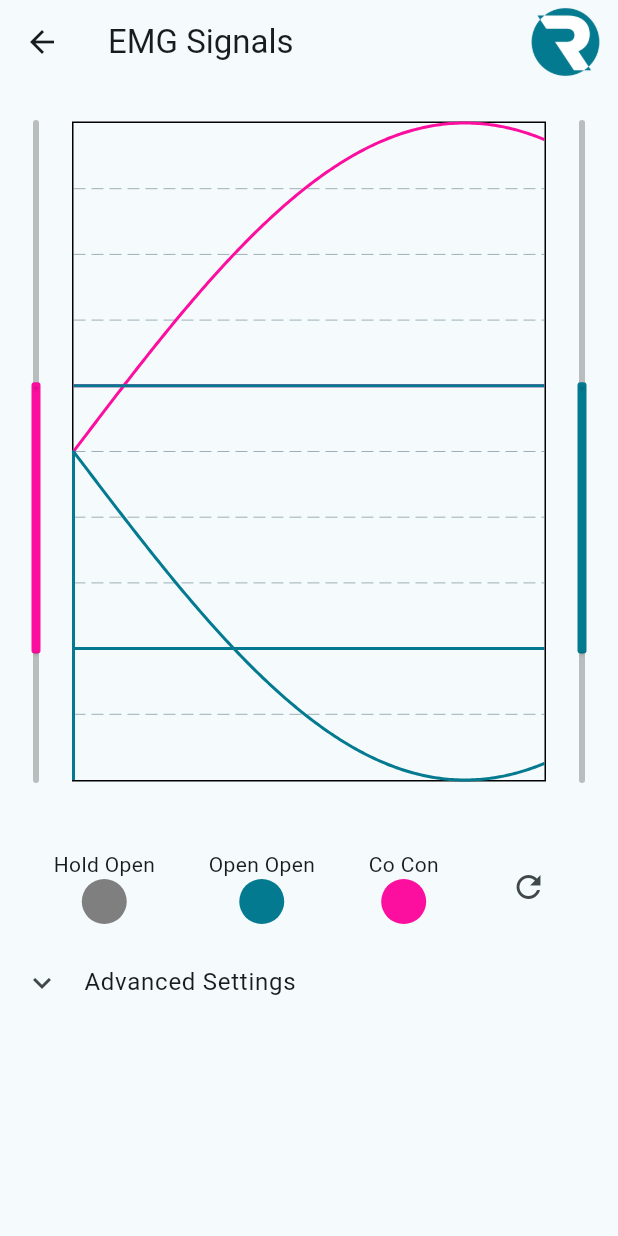
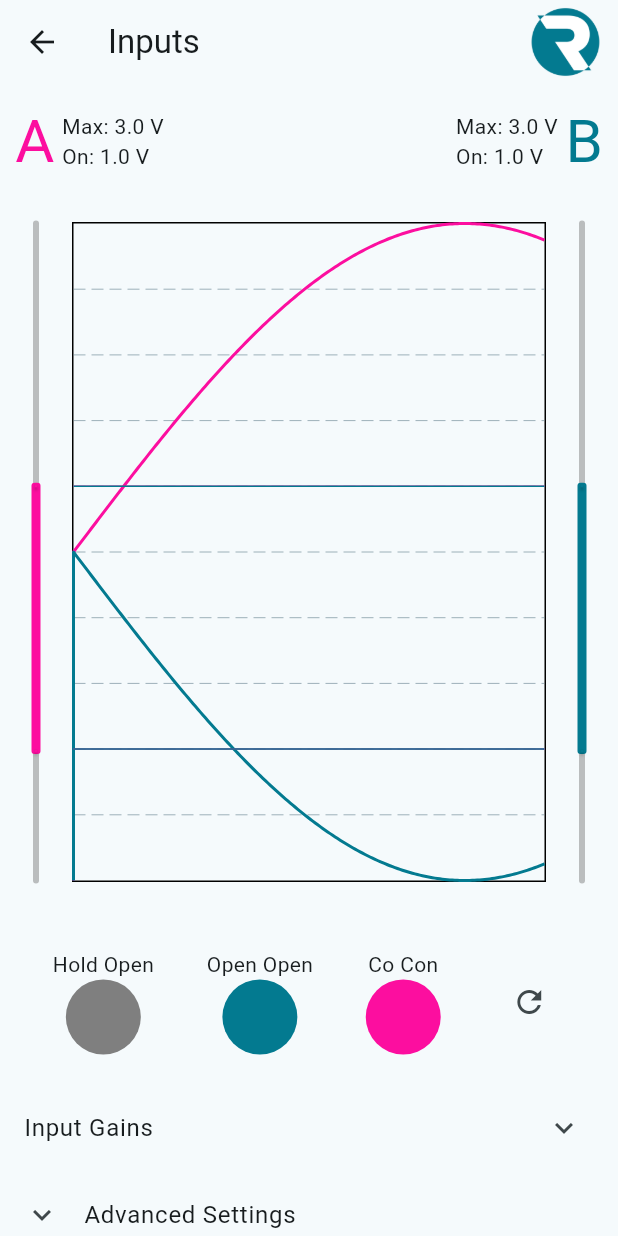
Before and after one commit to ms-840/bionic_interface_new, a Flutter app: the DataPresentationPage screen opened by its route, on a phone screen of 412 x 824 dp. Run offline on Flutter 3.47's test engine with Material 3 defaults, Android fonts, the phone set to English and light mode, and no system bars; drawn by our look-alikes of fl_chart; our stand-ins replace flutter_blue_plus, permission_handler; missing offline and left inert: flutter_reactive_ble.

Commit message:
small changes and fixes all around

```diff
--- a/lib/general_handler.dart
+++ b/lib/general_handler.dart
@@ -213,7 +213,7 @@ class GeneralHandler extends ChangeNotifier{
     notifyListeners();
 
   }
-
+  //TODO: make this type of thing for the advanced settings as well?
   //#region ble commands
   void updateGripSettingsBle(String grip, String rule){
     //Todo: send the commands for updating grip settings
--- a/lib/route_generator.dart
+++ b/lib/route_generator.dart
@@ -15,7 +15,7 @@ class RouteGenerator{
       case '/plot':
         return MaterialPageRoute(builder: (_) => const DataPresentationPage());
       case '/grip':
-        return MaterialPageRoute(builder: (_) => const GripSettings2());
+        return MaterialPageRoute(builder: (_) => const GripSettings());
       case '/calibration':
         return MaterialPageRoute(builder: (_) => const HandCalibration());
       default:
--- a/lib/screens/data_plot.dart
+++ b/lib/screens/data_plot.dart
@@ -1,4 +1,3 @@
-import 'dart:ffi';
 import 'dart:math';
 
 import 'package:bionic_interface/general_handler.dart';
@@ -11,8 +10,6 @@ import 'package:flutter/services.dart';
 import 'package:provider/provider.dart';
 
 import '../user/user.dart';
-
-//TODO: this still needs editing
 
 class DataPresentationPage extends StatefulWidget{
   const DataPresentationPage({super.key});
@@ -67,7 +64,7 @@ class _DataPresentationPageState extends State<DataPresentationPage>{
     return Scaffold(
         floatingActionButtonLocation: FloatingActionButtonLocation.endTop,
         appBar: AppBar(
-          title: const Text("EMG Signals"),
+          title: const Text("Inputs"),
           actions: [
             const SizedBox.shrink(),
             Image.asset('assets/images/logo.png', fit: BoxFit.contain, height: 50,),
@@ -81,6 +78,35 @@ class _DataPresentationPageState extends State<DataPresentationPage>{
             mainAxisAlignment: MainAxisAlignment.start,
             children: [
               //doubleLineChartData,
+              Padding(
+                padding: const EdgeInsets.fromLTRB(0, 10, 0, 0),
+                child: Row(
+                  mainAxisAlignment: MainAxisAlignment.center,
+                  children: [
+                    const SizedBox(width: 10,),
+                    Text("A", style: TextStyle(fontSize: 40, color: emg1Color),),
+                    const SizedBox(width: 5,),
+                    Column(
+                      crossAxisAlignment: CrossAxisAlignment.start,
+                      children: [
+                        Text("Max: ${generalHandler.getSignalSettings("Signal A Range").end.toStringAsFixed(1)} V"),
+                        Text("On: ${generalHandler.getSignalSettings("Signal A Range").start.toStringAsFixed(1)} V")
+                      ],
+                    ),
+                    Expanded(child: Container()),
+                    Column(
+                      crossAxisAlignment: CrossAxisAlignment.start,
+                      children: [
+                        Text("Max: ${generalHandler.getSignalSettings("Signal B Range").end.toStringAsFixed(1)} V"),
+                        Text("On: ${generalHandler.getSignalSettings("Signal B Range").start.toStringAsFixed(1)} V")
+                      ],
+                    ),
+                    const SizedBox(width: 5,),
+                    Text("B", style: TextStyle(fontSize: 40, color: emg2Color),),
+                    const SizedBox(width: 10,),
+                  ],
+                ),
+              ), // A and B labels
               SizedBox(
                 height: 500,
                 child: Padding(
@@ -89,53 +115,14 @@ class _DataPresentationPageState extends State<DataPresentationPage>{
                 ),
               ),
               Padding(
-                padding: const EdgeInsets.fromLTRB(0, 10, 0, 10),
+                padding: const EdgeInsets.fromLTRB(0, 10, 0, 20),
                 child: trainingCircleRow(),
               ),
-              AdvancedSettingsScreen(),
+              const InputGains(),
+              const AdvancedSettingsScreen(),
             ],
           ),
         ),
-
-        /*
-        floatingActionButton: PopupMenuButton<String>(
-          itemBuilder: (context) => [
-            PopupMenuItem(
-              value: "back",
-              onTap: (){
-                Navigator.pop(context);
-              },
-              child: const ListTile(
-                leading: Icon(Icons.arrow_back_ios_new),
-                title: Text("Back"),
-              ),
-            ),
-            PopupMenuItem(
-              value: "settings",
-              onTap: (){
-                openSettingsDialogue();
-              },
-              child: const ListTile(
-                leading: Icon(Icons.settings),
-                title: Text("Settings"),
-              ),
-            ),
-            PopupMenuItem(
-              value: "commands",
-              onTap: () async{
-                var settings = await Navigator.pushNamed(context,"/commands");
-                if(settings != null){
-                  Navigator.pop(context);
-                }
-              },
-              child: const ListTile(
-                leading: Icon(Icons.settings_remote),
-                title: Text("Configure Board"),
-              ),)
-          ],
-          icon: const Icon(Icons.arrow_drop_down),
-
-        )*/
     );
   }
 
@@ -206,10 +193,10 @@ class _DataPresentationPageState extends State<DataPresentationPage>{
             borderData: FlBorderData(show: true),
             extraLinesData: ExtraLinesData(
               horizontalLines: [
-                HorizontalLine(y: rangeA.start, color: emg1Color),
-                HorizontalLine(y: rangeA.end, color: emg1Color),
-                HorizontalLine(y: rangeB.start, color: emg2Color),
-                HorizontalLine(y: rangeB.end, color: emg2Color),
+                HorizontalLine(y: rangeA.start, color: emg1Color, strokeWidth: 1),
+                HorizontalLine(y: rangeA.end, color: emg1Color, strokeWidth: 1),
+                HorizontalLine(y: rangeB.start, color: emg2Color, strokeWidth: 1),
+                HorizontalLine(y: rangeB.end, color: emg2Color, strokeWidth: 1),
               ]
             ),
             lineBarsData: [
@@ -274,8 +261,7 @@ class _DataPresentationPageState extends State<DataPresentationPage>{
   }
   Widget thresholdSlider({
     required double max,
-    required String sliderType})
-  {
+    required String sliderType}) {
     final range = generalHandler.getSignalSettings(sliderType);
     //print(range);
     return SliderTheme(
@@ -360,8 +346,8 @@ class _DataPresentationPageState extends State<DataPresentationPage>{
       children: [
         Text(triggerName),
         Container(
-          width: 30,
-          height:  30,
+          width: 50,
+          height:  50,
           decoration: BoxDecoration(
             shape: BoxShape.circle,
             color: status == 2 ? pink : status == 1? blue : grey,
@@ -404,8 +390,9 @@ class _AdvancedSettingsState extends State<AdvancedSettingsScreen>{
 
   @override
   void initState(){
+    super.initState();
     //todo: initialize this by actually importing the settings
-    generalHandler = Provider.of<GeneralHandler>(context, listen: false);
+    generalHandler = Provider.of<GeneralHandler>(context, listen: true);
     advancedSettings = generalHandler.currentUser.advancedSettings;
   }
 
@@ -500,10 +487,9 @@ class _AdvancedSettingsState extends State<AdvancedSettingsScreen>{
         advancedSettingSpacer(
             title: "Switch Inputs",
             settingWidget: labeledSwitch(
-              value: advancedSettings.switchInputs,
+              value: generalHandler.getSignalSettings("Switch Signals"),
               onChanged: (bool newValue){
-                advancedSettings.switchInputs = newValue;
-                setState(() {});
+                generalHandler.updateSignalSettings(setting: "Switch Signals");
               },
               trueLabel: "BA",
               falseLabel: "AB",
@@ -666,36 +652,56 @@ class InputGains extends StatelessWidget{
   const InputGains({super.key});
 
 
+  Widget gainSelector({required String type, Color color = Colors.black, required double value, required Function(double) onChanged}){
+    return Padding(
+      padding: const EdgeInsets.fromLTRB(15, 5, 15, 5),
+      child: Row(
+        mainAxisAlignment: MainAxisAlignment.start,
+        children: [
+          Text(type, style: TextStyle(fontSize: 25, color: color),),
+          const SizedBox(width: 20,),
+          Text(value.toStringAsFixed(1)),
+          Expanded(
+            child: Slider(
+              activeColor: color,
+              value: value,
+              onChanged: onChanged
+            ),
+          ),
+        ],
+      ),
+    );
+  }
+
   @override
   Widget build(BuildContext context) {
+    GeneralHandler generalHandler = Provider.of<GeneralHandler>(context, listen: true);
+    final colorA = Theme.of(context).colorScheme.secondary;
+    final colorB = Theme.of(context).colorScheme.primary;
+    var valueA = generalHandler.getSignalSettings("Signal A Gain");
+    var valueB = generalHandler.getSignalSettings("Signal B Gain");
     return ExpansionTile(
       title: const Text("Input Gains"),
       children: [
-        Row(
-          mainAxisAlignment: MainAxisAlignment.start,
-          children: [
-            Text("A"),
-            Slider(
-                value: 0,
-                onChanged: (double newValue){
-                  //TODO: fill this out
-                  print("incomplete input gains");
-                }
-            ),
-          ],
+        gainSelector(
+            type: "A",
+            value: valueA,
+            onChanged: (double newValue){
+              generalHandler.updateSignalSettings(
+                  setting: "Signal A Gain",
+                  primaryNewValue: newValue);
+            },
+            color: colorA
         ),
-        Row(
-          mainAxisAlignment: MainAxisAlignment.start,
-          children: [
-            Text("B"),
-            Slider(
-                value: 0,
-                onChanged: (double newValue){
-                  //TODO: fill this out
-                  print("incomplete input gains");
-                }
-            ),
-          ],
+        gainSelector(
+            type: "B",
+            value: valueB,
+            onChanged: (double newValue){
+              generalHandler.updateSignalSettings(
+                  setting: "Signal B Gain",
+                  primaryNewValue: newValue);
+            },
+          color: colorB,
         ),
       ],
     );
--- a/lib/screens/grip_preferences_auxiliary/trigger_dialog.dart
+++ b/lib/screens/grip_preferences_auxiliary/trigger_dialog.dart
@@ -29,6 +29,7 @@ class _TriggerSettingsDialog extends State<TriggerSettingDialog>{
 
   @override
   void initState(){
+    super.initState();
     _action = widget.action;
     _currentTrigger = widget.currentTrigger;
     _gripTriggers = widget.gripTriggers;
@@ -105,6 +106,7 @@ class _TriggersList extends State<TriggersList>{
 
   @override
   void initState(){
+    super.initState();
     _currentTrigger = widget.currentTrigger;
     _gripTriggers = widget.gripTriggers;
   }
--- a/lib/screens/home.dart
+++ b/lib/screens/home.dart
@@ -39,14 +39,14 @@ class HomePage extends StatelessWidget{
               ElevatedButton(
                   onPressed: (){
                     //Todo this should only be available when connected + permissions are right
-                    Navigator.pushNamed(context, "/grip");
+                    Navigator.popAndPushNamed(context, "/grip");
                   },
                   child: const Text("To Settings"),
               ),
               ElevatedButton(
                 onPressed: (){
                   //Todo this should only be available when connected + permissions are right
-                  Navigator.pushNamed(context, "/plot");
+                  Navigator.popAndPushNamed(context, "/plot");
                 },
                 child: const Text("To Plot"),
               ),
```
Also changed, not shown: lib/screens/grip_preferences.dart (+9 -6 lines), lib/screens/grip_preferences_auxiliary/grip_dialog.dart (+3 -4 lines), 2 other files.
